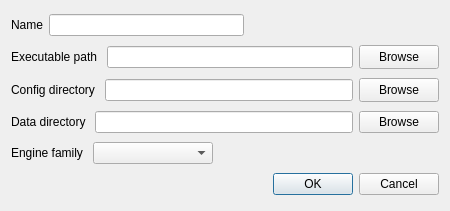
The window that Forms/EngineDialog.ui (Youda008/DoomRunner) describes before a commit, drawn with Qt 5.
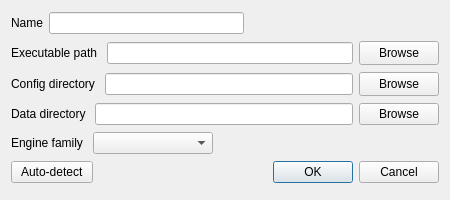
The same window after the commit. Icons and pictures are not drawn.

Commit message: reworked OS standard paths and engine data path deduction

What changed in the file:
```diff
--- a/Forms/EngineDialog.ui
+++ b/Forms/EngineDialog.ui
@@ -10,7 +10,7 @@
     <x>0</x>
     <y>0</y>
     <width>450</width>
-    <height>211</height>
+    <height>200</height>
    </rect>
   </property>
   <property name="windowTitle">
@@ -194,6 +194,21 @@
     </layout>
    </item>
    <item>
+    <layout class="QHBoxLayout" name="horizontalLayout">
+     <item>
+      <widget class="QPushButton" name="autoDetectBtn">
+       <property name="toolTip">
+        <string>&lt;html&gt;&lt;head/&gt;&lt;body&gt;&lt;p&gt;Attempt to automatically detect the paths and properties from the currently set Executable path.&lt;/p&gt;&lt;/body&gt;&lt;/html&gt;</string>
+       </property>
+       <property name="whatsThis">
+        <string>Attempt to automatically detect the paths and properties from the currently set Executable path.</string>
+       </property>
+       <property name="text">
+        <string>  Auto-detect  </string>
+       </property>
+      </widget>
+     </item>
+     <item>
     <widget class="QDialogButtonBox" name="buttonBox">
      <property name="orientation">
       <enum>Qt::Horizontal</enum>
@@ -202,6 +217,8 @@
       <set>QDialogButtonBox::Cancel|QDialogButtonBox::Ok</set>
      </property>
     </widget>
+     </item>
+    </layout>
    </item>
   </layout>
  </widget>
```
Left out of the diff: 8 changed lines with no effect on the pictures. Lines whose indentation alone changed are shown as unchanged. The commit also changes 32 other files.
